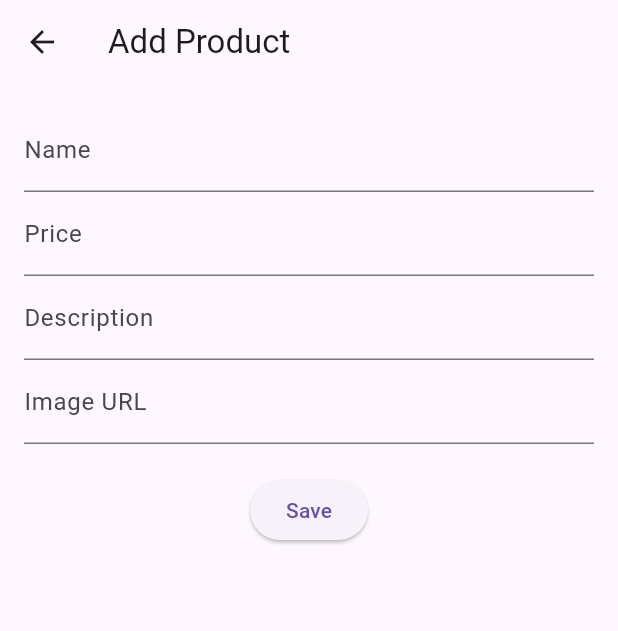
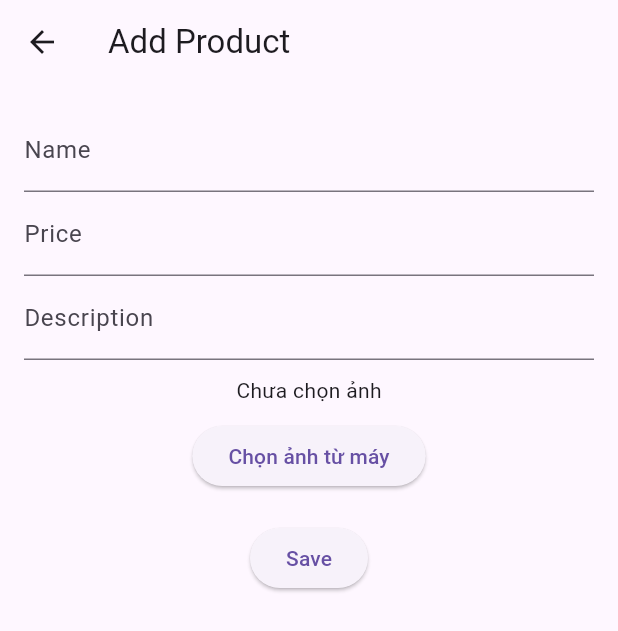
Before and after one commit to Chinhchinhs/local_mart_group3, a Flutter app: the AddProductScreen screen opened directly, on a phone screen of 412 x 824 dp. Shown: the top 631 px of the screen. Run offline on Flutter 3.47's test engine with Material 3 defaults, Android fonts, the phone set to English and light mode, and no system bars; our stand-ins replace equatable, flutter_bloc, image_picker, shared_preferences; accounts and stored records are empty.

Commit message:
luu code nhap de pull code moi ve

```diff
--- a/lib/features/product/data/repositories/product_repository_impl.dart
+++ b/lib/features/product/data/repositories/product_repository_impl.dart
@@ -20,6 +20,11 @@ class ProductRepositoryImpl implements ProductRepository {
   }
 
   @override
+  Future<void> deleteProduct(String id) async {
+    dataSource.deleteProduct(id);
+  }
+
+  @override
   Future<void> addProduct(ProductEntity product) async {
     final model = ProductModel(
       id: product.id,
--- a/lib/features/product/domain/repositories/product_repository.dart
+++ b/lib/features/product/domain/repositories/product_repository.dart
@@ -5,4 +5,5 @@ abstract class ProductRepository {
   Future<List<ProductEntity>> getProducts();
   Future<ProductEntity> getProductById(String id);
   Future<void> addProduct(ProductEntity product);
+  Future<void> deleteProduct(String id);
 }
--- /dev/null
+++ b/lib/features/product/domain/usecases/delete_product_usecase.dart
@@ -0,0 +1,11 @@
+import '../repositories/product_repository.dart';
+
+class DeleteProductUseCase {
+  final ProductRepository repository;
+
+  DeleteProductUseCase(this.repository);
+
+  Future<void> call(String id) {
+    return repository.deleteProduct(id);
+  }
+}
--- a/lib/features/product/presentation/bloc/product_bloc.dart
+++ b/lib/features/product/presentation/bloc/product_bloc.dart
@@ -3,6 +3,7 @@ import 'package:flutter_bloc/flutter_bloc.dart';
 import '../../domain/entities/product_entity.dart';
 import '../../domain/usecases/get_products_usecase.dart';
 import '../../domain/usecases/add_product_usecase.dart';
+import '../../domain/usecases/delete_product_usecase.dart';
 
 abstract class ProductEvent {}
 
@@ -13,6 +14,11 @@ class AddProductEvent extends ProductEvent {
   AddProductEvent(this.product);
 }
 
+class DeleteProductEvent extends ProductEvent {
+  final String id;
+  DeleteProductEvent(this.id);
+}
+
 class ProductState {
   final List<ProductEntity> products;
   const ProductState(this.products);
@@ -21,8 +27,9 @@ class ProductState {
 class ProductBloc extends Bloc<ProductEvent, ProductState> {
   final GetProductsUseCase getProducts;
   final AddProductUseCase addProduct;
+  final DeleteProductUseCase deleteProduct;
 
-  ProductBloc(this.getProducts, this.addProduct)
+  ProductBloc(this.getProducts, this.addProduct, this.deleteProduct)
       : super(const ProductState([])) {
     on<LoadProductsEvent>((event, emit) async {
       final products = await getProducts();
@@ -34,5 +41,11 @@ class ProductBloc extends Bloc<ProductEvent, ProductState> {
       final products = await getProducts();
       emit(ProductState(products));
     });
+
+    on<DeleteProductEvent>((event, emit) async {
+      await deleteProduct(event.id);
+      final products = await getProducts();
+      emit(ProductState(products));
+    });
   }
 }
--- a/lib/features/product/presentation/pages/add_product_screen.dart
+++ b/lib/features/product/presentation/pages/add_product_screen.dart
@@ -3,6 +3,8 @@ import 'package:flutter/material.dart';
 import 'package:flutter_bloc/flutter_bloc.dart';
 import '../../domain/entities/product_entity.dart';
 import '../bloc/product_bloc.dart';
+import 'package:image_picker/image_picker.dart';
+import 'dart:io';
 
 class AddProductScreen extends StatefulWidget {
   const AddProductScreen({super.key});
@@ -17,6 +19,20 @@ class _AddProductScreenState extends State<AddProductScreen> {
   final descCtrl = TextEditingController();
   final imageCtrl = TextEditingController();
 
+  File? selectedImage;
+  final ImagePicker picker = ImagePicker();
+
+  Future<void> pickImage() async {
+    final pickedFile =
+    await picker.pickImage(source: ImageSource.gallery);
+
+    if (pickedFile != null) {
+      setState(() {
+        selectedImage = File(pickedFile.path);
+      });
+    }
+  }
+
   @override
   Widget build(BuildContext context) {
     return Scaffold(
@@ -28,17 +44,40 @@ class _AddProductScreenState extends State<AddProductScreen> {
             TextField(controller: nameCtrl, decoration: const InputDecoration(labelText: "Name")),
             TextField(controller: priceCtrl, decoration: const InputDecoration(labelText: "Price")),
             TextField(controller: descCtrl, decoration: const InputDecoration(labelText: "Description")),
-            TextField(controller: imageCtrl, decoration: const InputDecoration(labelText: "Image URL")),
+            const SizedBox(height: 10),
+
+            selectedImage != null
+                ? Image.file(
+              selectedImage!,
+              height: 120,
+              fit: BoxFit.cover,
+            )
+                : const Text("Chưa chọn ảnh"),
+
+            const SizedBox(height: 10),
+
+            ElevatedButton(
+              onPressed: pickImage,
+              child: const Text("Chọn ảnh từ máy"),
+            ),
             const SizedBox(height: 20),
             ElevatedButton(
               onPressed: () {
+                if (selectedImage == null) {
+                  ScaffoldMessenger.of(context).showSnackBar(
+                    const SnackBar(content: Text("Vui lòng chọn ảnh")),
+                  );
+                  return;
+                }
+
                 final product = ProductEntity(
                   id: DateTime.now().millisecondsSinceEpoch.toString(),
                   name: nameCtrl.text,
                   price: double.parse(priceCtrl.text),
                   description: descCtrl.text,
-                  imageUrl: imageCtrl.text,
+                  imageUrl: selectedImage!.path,
                 );
+
                 context.read<ProductBloc>().add(AddProductEvent(product));
                 Navigator.pop(context);
               },
--- a/lib/features/product/presentation/pages/product_detail_screen.dart
+++ b/lib/features/product/presentation/pages/product_detail_screen.dart
@@ -1,9 +1,9 @@
-// features/product/presentation/pages/product_detail_screen.dart
 import 'package:flutter/material.dart';
 import 'package:flutter_bloc/flutter_bloc.dart';
 import '../../../cart/domain/entities/cart_item_entity.dart';
 import '../../../cart/presentation/bloc/cart_bloc.dart';
 import '../../domain/entities/product_entity.dart';
+import 'dart:io';
 
 class ProductDetailScreen extends StatelessWidget {
   final ProductEntity product;
@@ -18,7 +18,7 @@ class ProductDetailScreen extends StatelessWidget {
         padding: const EdgeInsets.all(16),
         child: Column(
           children: [
-            Image.network(product.imageUrl),
+            Image.file(File(product.imageUrl)),
             const SizedBox(height: 16),
             Text(product.name, style: const TextStyle(fontSize: 22)),
             Text("${product.price} VND"),
```
Also changed, not shown: lib/features/product/data/datasources/product_local_datasource.dart (+34 -17 lines), lib/features/product/presentation/pages/admin_action_screen.dart (added, +44 -0 lines), lib/features/product/presentation/pages/product_list_screen.dart (+44 -3 lines), lib/main.dart (+6 -1 lines), pubspec.yaml (+5 -2 lines), pubspec.lock, 6 other files.
